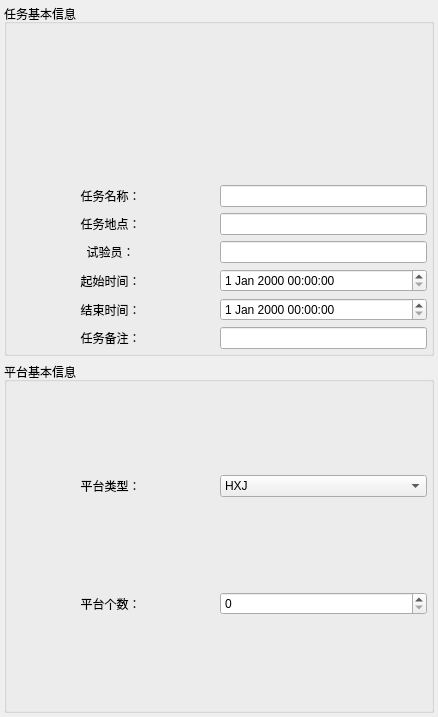
This is src_client/related/databasemanage/pages/systemmainpage/controlwidget/newtaskinfosetwidget.ui in wey580231/Framewrok as Qt 5 draws it before an edit. The edited form follows.
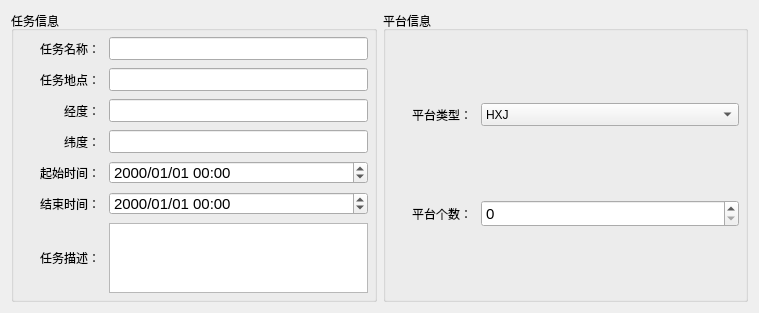
This is the edited form.

```diff
--- a/src_client/related/databasemanage/pages/systemmainpage/controlwidget/newtaskinfosetwidget.ui
+++ b/src_client/related/databasemanage/pages/systemmainpage/controlwidget/newtaskinfosetwidget.ui
@@ -6,69 +6,375 @@
    <rect>
     <x>0</x>
     <y>0</y>
-    <width>438</width>
-    <height>717</height>
+    <width>759</width>
+    <height>301</height>
    </rect>
   </property>
   <property name="windowTitle">
    <string>NewTaskInfoSetWidget</string>
   </property>
-  <layout class="QGridLayout" name="gridLayout">
-   <property name="leftMargin">
-    <number>4</number>
-   </property>
-   <property name="topMargin">
-    <number>4</number>
-   </property>
-   <property name="rightMargin">
-    <number>4</number>
-   </property>
-   <property name="bottomMargin">
-    <number>4</number>
-   </property>
-   <item row="1" column="0">
+  <layout class="QHBoxLayout" name="horizontalLayout" stretch="1,1">
+   <item>
+    <widget class="QGroupBox" name="groupBox">
+     <property name="title">
+      <string>任务信息</string>
+     </property>
+     <property name="flat">
+      <bool>true</bool>
+     </property>
+     <layout class="QGridLayout" name="gridLayout">
+      <property name="leftMargin">
+       <number>6</number>
+      </property>
+      <property name="topMargin">
+       <number>6</number>
+      </property>
+      <property name="rightMargin">
+       <number>6</number>
+      </property>
+      <property name="bottomMargin">
+       <number>6</number>
+      </property>
+      <property name="horizontalSpacing">
+       <number>9</number>
+      </property>
+      <property name="verticalSpacing">
+       <number>8</number>
+      </property>
+      <item row="0" column="0">
+       <widget class="QLabel" name="label">
+        <property name="minimumSize">
+         <size>
+          <width>80</width>
+          <height>0</height>
+         </size>
+        </property>
+        <property name="maximumSize">
+         <size>
+          <width>80</width>
+          <height>16777215</height>
+         </size>
+        </property>
+        <property name="text">
+         <string>任务名称：</string>
+        </property>
+        <property name="alignment">
+         <set>Qt::AlignRight|Qt::AlignTrailing|Qt::AlignVCenter</set>
+        </property>
+       </widget>
+      </item>
+      <item row="0" column="1">
+       <widget class="QLineEdit" name="lineEdit_name">
+        <property name="minimumSize">
+         <size>
+          <width>0</width>
+          <height>23</height>
+         </size>
+        </property>
+        <property name="font">
+         <font>
+          <pointsize>11</pointsize>
+         </font>
+        </property>
+       </widget>
+      </item>
+      <item row="1" column="0">
+       <widget class="QLabel" name="label_3">
+        <property name="minimumSize">
+         <size>
+          <width>80</width>
+          <height>0</height>
+         </size>
+        </property>
+        <property name="maximumSize">
+         <size>
+          <width>80</width>
+          <height>16777215</height>
+         </size>
+        </property>
+        <property name="text">
+         <string>任务地点：</string>
+        </property>
+        <property name="alignment">
+         <set>Qt::AlignRight|Qt::AlignTrailing|Qt::AlignVCenter</set>
+        </property>
+       </widget>
+      </item>
+      <item row="1" column="1">
+       <widget class="QLineEdit" name="lineEdit_local">
+        <property name="minimumSize">
+         <size>
+          <width>0</width>
+          <height>23</height>
+         </size>
+        </property>
+        <property name="font">
+         <font>
+          <pointsize>11</pointsize>
+         </font>
+        </property>
+       </widget>
+      </item>
+      <item row="2" column="0">
+       <widget class="QLabel" name="label_9">
+        <property name="minimumSize">
+         <size>
+          <width>80</width>
+          <height>0</height>
+         </size>
+        </property>
+        <property name="maximumSize">
+         <size>
+          <width>80</width>
+          <height>16777215</height>
+         </size>
+        </property>
+        <property name="text">
+         <string>经度：</string>
+        </property>
+        <property name="alignment">
+         <set>Qt::AlignRight|Qt::AlignTrailing|Qt::AlignVCenter</set>
+        </property>
+       </widget>
+      </item>
+      <item row="2" column="1">
+       <widget class="QLineEdit" name="lineEdit_local_2">
+        <property name="minimumSize">
+         <size>
+          <width>0</width>
+          <height>23</height>
+         </size>
+        </property>
+        <property name="font">
+         <font>
+          <pointsize>11</pointsize>
+         </font>
+        </property>
+       </widget>
+      </item>
+      <item row="3" column="0">
+       <widget class="QLabel" name="label_10">
+        <property name="minimumSize">
+         <size>
+          <width>80</width>
+          <height>0</height>
+         </size>
+        </property>
+        <property name="maximumSize">
+         <size>
+          <width>80</width>
+          <height>16777215</height>
+         </size>
+        </property>
+        <property name="text">
+         <string>纬度：</string>
+        </property>
+        <property name="alignment">
+         <set>Qt::AlignRight|Qt::AlignTrailing|Qt::AlignVCenter</set>
+        </property>
+       </widget>
+      </item>
+      <item row="3" column="1">
+       <widget class="QLineEdit" name="lineEdit_local_3">
+        <property name="minimumSize">
+         <size>
+          <width>0</width>
+          <height>23</height>
+         </size>
+        </property>
+        <property name="font">
+         <font>
+          <pointsize>11</pointsize>
+         </font>
+        </property>
+       </widget>
+      </item>
+      <item row="4" column="0">
+       <widget class="QLabel" name="label_4">
+        <property name="minimumSize">
+         <size>
+          <width>80</width>
+          <height>0</height>
+         </size>
+        </property>
+        <property name="maximumSize">
+         <size>
+          <width>80</width>
+          <height>16777215</height>
+         </size>
+        </property>
+        <property name="text">
+         <string>起始时间：</string>
+        </property>
+        <property name="alignment">
+         <set>Qt::AlignRight|Qt::AlignTrailing|Qt::AlignVCenter</set>
+        </property>
+       </widget>
+      </item>
+      <item row="4" column="1">
+       <widget class="QDateTimeEdit" name="dateTimeEdit_startTime">
+        <property name="minimumSize">
+         <size>
+          <width>0</width>
+          <height>23</height>
+         </size>
+        </property>
+        <property name="font">
+         <font>
+          <pointsize>11</pointsize>
+         </font>
+        </property>
+        <property name="displayFormat">
+         <string>yyyy/MM/dd HH:mm</string>
+        </property>
+        <property name="calendarPopup">
+         <bool>false</bool>
+        </property>
+       </widget>
+      </item>
+      <item row="5" column="0">
+       <widget class="QLabel" name="label_5">
+        <property name="minimumSize">
+         <size>
+          <width>80</width>
+          <height>0</height>
+         </size>
+        </property>
+        <property name="maximumSize">
+         <size>
+          <width>80</width>
+          <height>16777215</height>
+         </size>
+        </property>
+        <property name="text">
+         <string>结束时间：</string>
+        </property>
+        <property name="alignment">
+         <set>Qt::AlignRight|Qt::AlignTrailing|Qt::AlignVCenter</set>
+        </property>
+       </widget>
+      </item>
+      <item row="5" column="1">
+       <widget class="QDateTimeEdit" name="dateTimeEdit_endTime">
+        <property name="minimumSize">
+         <size>
+          <width>0</width>
+          <height>23</height>
+         </size>
+        </property>
+        <property name="font">
+         <font>
+          <pointsize>11</pointsize>
+         </font>
+        </property>
+        <property name="displayFormat">
+         <string>yyyy/MM/dd HH:mm</string>
+        </property>
+        <property name="calendarPopup">
+         <bool>false</bool>
+        </property>
+       </widget>
+      </item>
+      <item row="6" column="0">
+       <widget class="QLabel" name="label_6">
+        <property name="minimumSize">
+         <size>
+          <width>80</width>
+          <height>0</height>
+         </size>
+        </property>
+        <property name="maximumSize">
+         <size>
+          <width>80</width>
+          <height>16777215</height>
+         </size>
+        </property>
+        <property name="text">
+         <string>任务描述：</string>
+        </property>
+        <property name="alignment">
+         <set>Qt::AlignRight|Qt::AlignTrailing|Qt::AlignVCenter</set>
+        </property>
+       </widget>
+      </item>
+      <item row="6" column="1">
+       <widget class="QPlainTextEdit" name="plainTextEdit">
+        <property name="maximumSize">
+         <size>
+          <width>16777215</width>
+          <height>120</height>
+         </size>
+        </property>
+        <property name="font">
+         <font>
+          <pointsize>11</pointsize>
+         </font>
+        </property>
+       </widget>
+      </item>
+     </layout>
+    </widget>
+   </item>
+   <item>
     <widget class="QGroupBox" name="groupBox_2">
      <property name="title">
-      <string>平台基本信息</string>
+      <string>平台信息</string>
      </property>
-     <layout class="QGridLayout" name="gridLayout_3">
+     <property name="flat">
+      <bool>true</bool>
+     </property>
+     <property name="checkable">
+      <bool>false</bool>
+     </property>
+     <layout class="QGridLayout" name="gridLayout_2">
       <property name="leftMargin">
-       <number>0</number>
+       <number>6</number>
       </property>
       <property name="topMargin">
-       <number>4</number>
+       <number>6</number>
       </property>
       <property name="rightMargin">
-       <number>4</number>
+       <number>6</number>
       </property>
       <property name="bottomMargin">
-       <number>4</number>
+       <number>6</number>
       </property>
-      <item row="1" column="1">
-       <widget class="QSpinBox" name="spinBox"/>
-      </item>
+      <property name="horizontalSpacing">
+       <number>9</number>
+      </property>
+      <property name="verticalSpacing">
+       <number>8</number>
+      </property>
       <item row="1" column="0">
        <widget class="QLabel" name="label_8">
+        <property name="minimumSize">
+         <size>
+          <width>80</width>
+          <height>0</height>
+         </size>
+        </property>
+        <property name="maximumSize">
+         <size>
+          <width>80</width>
+          <height>16777215</height>
+         </size>
+        </property>
         <property name="text">
          <string>平台个数：</string>
         </property>
         <property name="alignment">
-         <set>Qt::AlignCenter</set>
-        </property>
-       </widget>
-      </item>
-      <item row="0" column="0">
-       <widget class="QLabel" name="label_7">
-        <property name="text">
-         <string>平台类型：</string>
-        </property>
-        <property name="alignment">
-         <set>Qt::AlignCenter</set>
+         <set>Qt::AlignRight|Qt::AlignTrailing|Qt::AlignVCenter</set>
         </property>
        </widget>
       </item>
       <item row="0" column="1">
        <widget class="QComboBox" name="comboBox">
+        <property name="minimumSize">
+         <size>
+          <width>0</width>
+          <height>23</height>
+         </size>
+        </property>
         <item>
          <property name="text">
           <string>HXJ</string>
@@ -76,118 +382,42 @@
         </item>
        </widget>
       </item>
-     </layout>
-    </widget>
-   </item>
-   <item row="0" column="0">
-    <widget class="QGroupBox" name="groupBox">
-     <property name="title">
-      <string>任务基本信息</string>
-     </property>
-     <layout class="QVBoxLayout" name="verticalLayout" stretch="0,0">
-      <property name="leftMargin">
-       <number>0</number>
-      </property>
-      <property name="topMargin">
-       <number>4</number>
-      </property>
-      <property name="rightMargin">
-       <number>4</number>
-      </property>
-      <property name="bottomMargin">
-       <number>4</number>
-      </property>
-      <item>
-       <widget class="QWidget" name="widget" native="true">
+      <item row="1" column="1">
+       <widget class="QSpinBox" name="spinBox">
         <property name="minimumSize">
          <size>
-          <width>120</width>
-          <height>80</height>
+          <width>0</width>
+          <height>23</height>
          </size>
         </property>
+        <property name="font">
+         <font>
+          <pointsize>11</pointsize>
+         </font>
+        </property>
        </widget>
       </item>
-      <item>
-       <layout class="QGridLayout" name="gridLayout_2" columnstretch="1,1">
-        <item row="0" column="1">
-         <widget class="QLineEdit" name="lineEdit_name"/>
-        </item>
-        <item row="1" column="1">
-         <widget class="QLineEdit" name="lineEdit_local"/>
-        </item>
-        <item row="5" column="1">
-         <widget class="QLineEdit" name="lineEdit_beizhu"/>
-        </item>
-        <item row="4" column="1">
-         <widget class="QDateTimeEdit" name="dateTimeEdit_endTime"/>
-        </item>
-        <item row="0" column="0">
-         <widget class="QLabel" name="label">
-          <property name="text">
-           <string>任务名称：</string>
-          </property>
-          <property name="alignment">
-           <set>Qt::AlignCenter</set>
-          </property>
-         </widget>
-        </item>
-        <item row="3" column="0">
-         <widget class="QLabel" name="label_4">
-          <property name="text">
-           <string>起始时间：</string>
-          </property>
-          <property name="alignment">
-           <set>Qt::AlignCenter</set>
-          </property>
-         </widget>
-        </item>
-        <item row="5" column="0">
-         <widget class="QLabel" name="label_6">
-          <property name="text">
-           <string>任务备注：</string>
-          </property>
-          <property name="alignment">
-           <set>Qt::AlignCenter</set>
-          </property>
-         </widget>
-        </item>
-        <item row="3" column="1">
-         <widget class="QDateTimeEdit" name="dateTimeEdit_startTime"/>
-        </item>
-        <item row="4" column="0">
-         <widget class="QLabel" name="label_5">
-          <property name="text">
-           <string>结束时间：</string>
-          </property>
-          <property name="alignment">
-           <set>Qt::AlignCenter</set>
-          </property>
-         </widget>
-        </item>
-        <item row="1" column="0">
-         <widget class="QLabel" name="label_3">
-          <property name="text">
-           <string>任务地点：</string>
-          </property>
-          <property name="alignment">
-           <set>Qt::AlignCenter</set>
-          </property>
-         </widget>
-        </item>
-        <item row="2" column="0">
-         <widget class="QLabel" name="label_2">
-          <property name="text">
-           <string>试验员：</string>
-          </property>
-          <property name="alignment">
-           <set>Qt::AlignCenter</set>
-          </property>
-         </widget>
-        </item>
-        <item row="2" column="1">
-         <widget class="QLineEdit" name="lineEdit_user"/>
-        </item>
-       </layout>
+      <item row="0" column="0">
+       <widget class="QLabel" name="label_7">
+        <property name="minimumSize">
+         <size>
+          <width>80</width>
+          <height>0</height>
+         </size>
+        </property>
+        <property name="maximumSize">
+         <size>
+          <width>80</width>
+          <height>16777215</height>
+         </size>
+        </property>
+        <property name="text">
+         <string>平台类型：</string>
+        </property>
+        <property name="alignment">
+         <set>Qt::AlignRight|Qt::AlignTrailing|Qt::AlignVCenter</set>
+        </property>
+       </widget>
       </item>
      </layout>
     </widget>
```
